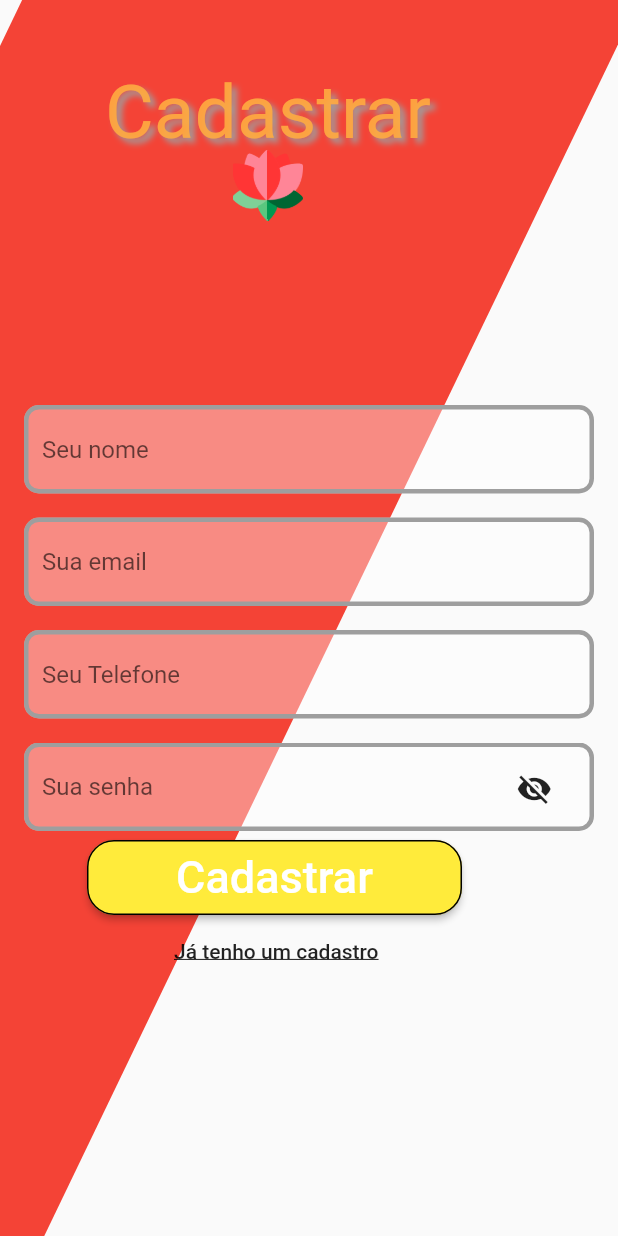
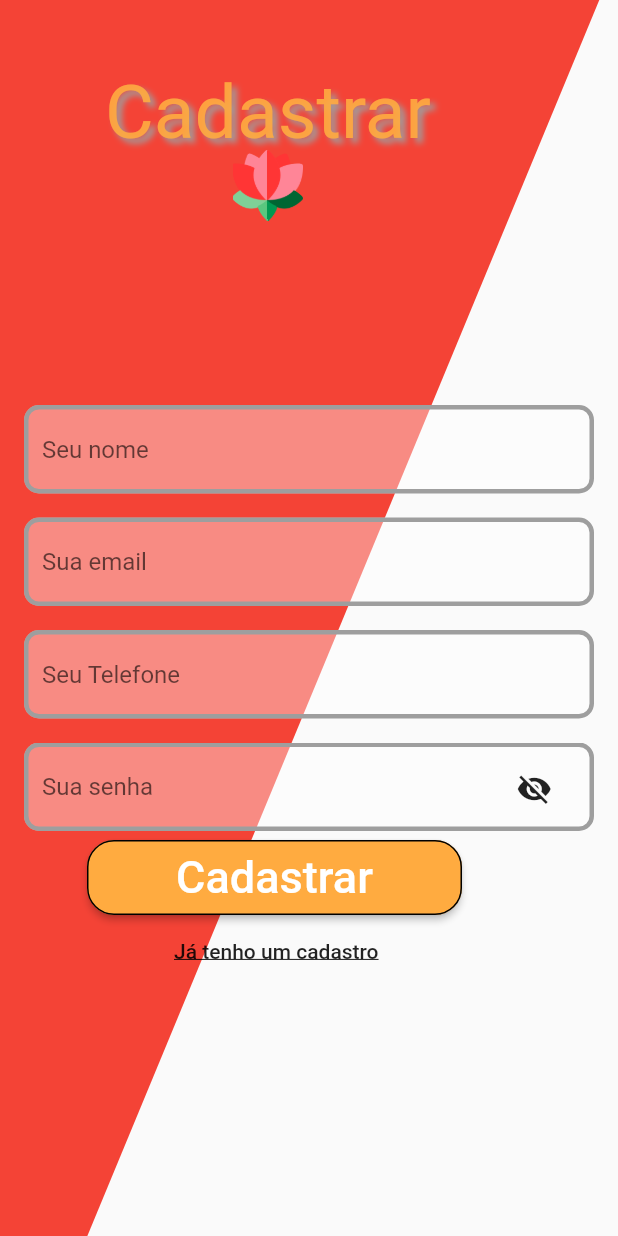
Before and after one commit to victorgrodriguesm7/delyrio-s, a Flutter app: the CadastroPage screen opened directly, on a phone screen of 412 x 824 dp. Run offline on Flutter 3.47's test engine with Material 2 defaults, Android fonts, the light colour scheme and no system bars.

Commit message:
Cadastro FInalizado

```diff
--- a/aplicativo/lib/src/Pages/Cadastro/cadastroPage.dart
+++ b/aplicativo/lib/src/Pages/Cadastro/cadastroPage.dart
@@ -22,20 +22,19 @@ class _CadastroPageState extends State<CadastroPage> {
   Widget build(BuildContext context) {
     double height = MediaQuery.of(context).size.height;
     double width = MediaQuery.of(context).size.width;
-    return Scaffold(
+    return SafeArea(
+        child: Scaffold(
         key: _scaffoldKey,
           body: Center(
               child: Stack(
             children: [
               Positioned(
-                left: -width * 0.3,
-                top: -height * 0.6,
+                  left: -width * 0.32,
+                  top: -height * 0.7,
                   child: Transform.rotate(
-                  angle: 3.14159265359 / 7,
+                    angle: 3.14159265359 / 8,
                     child: Container(
-                      height: height * 2,
-                      width: height * 0.45,
-                      color: Colors.red),
+                        height: height * 2, width: height * 0.5, color: Colors.red),
                   )),
               Positioned(
                 top: 100,
@@ -230,7 +229,7 @@ class _CadastroPageState extends State<CadastroPage> {
                    borderRadius: BorderRadius.circular(18.0),
                     side: BorderSide(color: Colors.black)
                   )  ,
-                    color: Colors.yellow,
+                      color: Colors.orangeAccent,
                       child: Text(
                         "Cadastrar",
                         style: TextStyle(fontSize: 30, color: Colors.white),
@@ -276,11 +275,12 @@ class _CadastroPageState extends State<CadastroPage> {
                           Navigator.pushReplacement(
                             context,
                             MaterialPageRoute(
-                              builder: (_) => Container()),//LoginPage
+                                builder: (_) => LoginPage()),//LoginPage
                           );
 
                       }, child: Text("Já tenho um cadastro",style: TextStyle(decoration: TextDecoration.underline),)) )
             ],
-        )));
+          ))),
+    );
   }
 }
```
Lines whose indentation alone changed are shown as unchanged.
